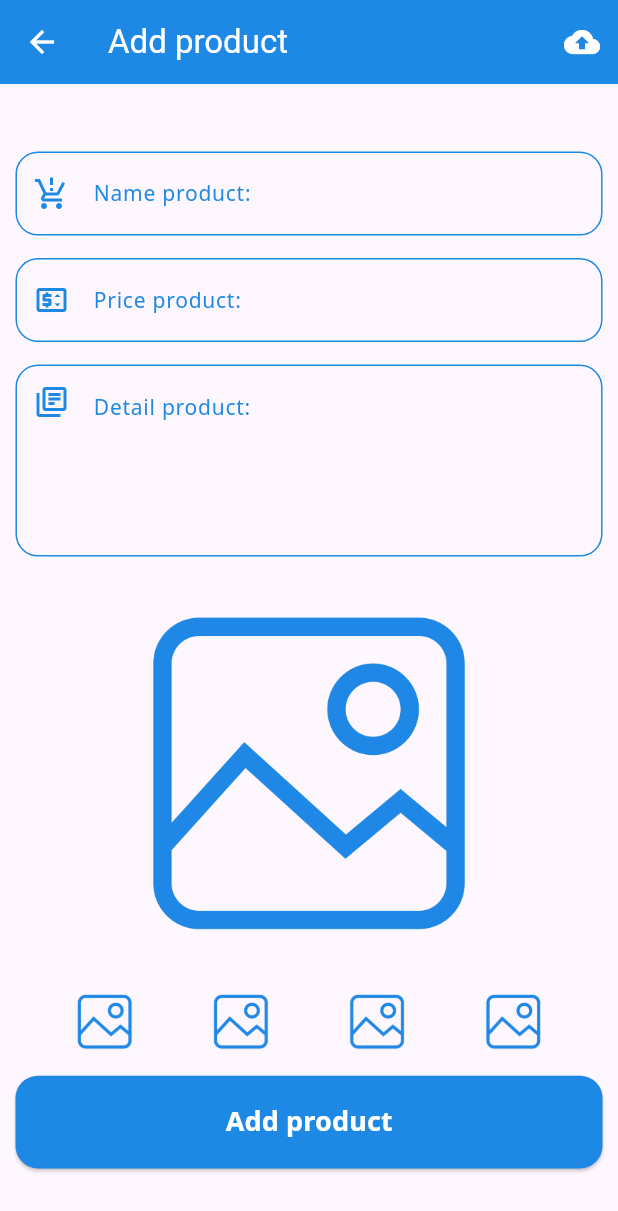
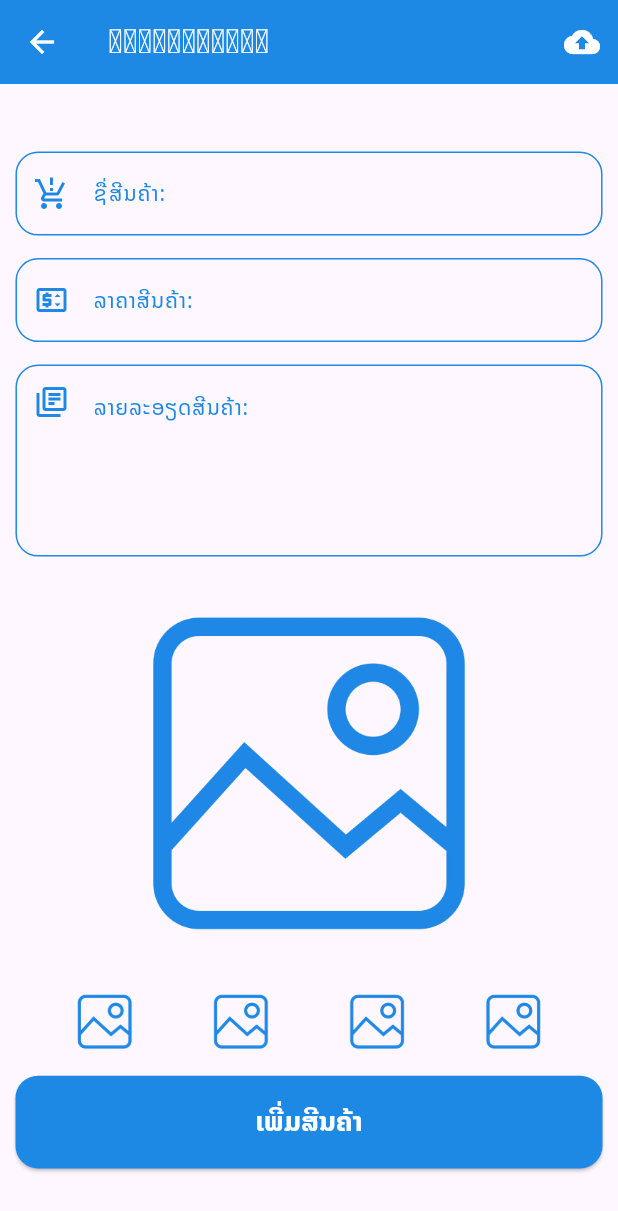
Before and after one commit to TonAndToon/Blogger, a Flutter app: the AddProduct screen opened by its route, on a phone screen of 412 x 824 dp. Shown: the top 1211 px of the screen. Run offline on Flutter 3.47's test engine with Material 3 defaults, Android fonts, the phone set to English and light mode, and no system bars; our stand-ins replace cached_network_image, dio, geolocator, google_maps_flutter, image_picker, shared_preferences; accounts and stored records are empty.

Commit message:
coding manage shop in seller product 20250708 0524 PM

```diff
--- a/lib/states/add_product.dart
+++ b/lib/states/add_product.dart
@@ -50,7 +50,7 @@ class _AddProductState extends State<AddProduct> {
           ),
         ],
         foregroundColor: MyContant.whColor,
-        title: Text('Add product'),
+        title: Text('ເພີ່ມສີນຄ້າ'),
       ),
       body: LayoutBuilder(
         builder: (context, constraints) => GestureDetector(
@@ -94,7 +94,7 @@ class _AddProductState extends State<AddProduct> {
                 processAddProduct();
               },
               child: Text(
-                'Add product',
+                'ເພີ່ມສີນຄ້າ',
                 style: MyContant().h2StyleWh(),
               ),
             ),
@@ -185,11 +185,11 @@ class _AddProductState extends State<AddProduct> {
         title: ListTile(
           leading: ShowImage(path: MyContant.img1),
           title: ShowTitle(
-            title: 'Source Image ${index + 1} ?',
+            title: 'ເລືອກຮູບທີ ${index + 1} ?',
             textStyle: MyContant().h2StyleP(),
           ),
           subtitle: ShowTitle(
-            title: 'Please Tab on Camara or Gallery',
+            title: 'ກະລຸນາເລືອກຮູບຈາກກ້ອງຖ່າຍ ແລະ ຟາຍເກັບຮູບ',
             textStyle: MyContant().h3StyleP(),
           ),
         ),
@@ -202,14 +202,14 @@ class _AddProductState extends State<AddProduct> {
                   Navigator.pop(context);
                   processImagePicker(ImageSource.camera, index);
                 },
-                child: Text('Camara'),
+                child: Text('ກ້ອງຖ່າຍ'),
               ),
               TextButton(
                 onPressed: () {
                   Navigator.pop(context);
                   processImagePicker(ImageSource.gallery, index);
                 },
-                child: Text('Gallery'),
+                child: Text('ຟາຍເກັບຮູບ'),
               ),
             ],
           ),
@@ -300,13 +300,13 @@ class _AddProductState extends State<AddProduct> {
         controller: nameController,
         validator: (value) {
           if (value!.isEmpty) {
-            return 'Please Fill name Blank';
+            return 'ກະລຸນາປ້ອນຊື່ສີນຄ້າ';
           } else {
             return null;
           }
         },
         decoration: InputDecoration(
-          labelText: 'Name product:',
+          labelText: 'ຊື່ສີນຄ້າ:',
           labelStyle: MyContant().h3StyleP(),
           prefixIcon: Icon(
             Icons.production_quantity_limits_sharp,
@@ -346,14 +346,14 @@ class _AddProductState extends State<AddProduct> {
         controller: priceController,
         validator: (value) {
           if (value!.isEmpty) {
-            return 'Please Fill price Blank';
+            return 'ກະລຸນາປ້ອນລາຄາສີນຄ້າ';
           } else {
             return null;
           }
         },
         keyboardType: TextInputType.number,
         decoration: InputDecoration(
-          labelText: 'Price product:',
+          labelText: 'ລາຄາສີນຄ້າ:',
           labelStyle: MyContant().h3StyleP(),
           prefixIcon: Icon(
             Icons.price_change_outlined,
@@ -393,14 +393,14 @@ class _AddProductState extends State<AddProduct> {
         controller: detailController,
         validator: (value) {
           if (value!.isEmpty) {
-            return 'Please Fill product Blank';
+            return 'ກະລຸນາປ້ອນລາຍລະອຽດສີນຄ້າ';
           } else {
             return null;
           }
         },
         maxLines: 4,
         decoration: InputDecoration(
-          hintText: 'Detail product:',
+          hintText: 'ລາຍລະອຽດສີນຄ້າ:',
           hintStyle: MyContant().h3StyleP(),
           prefixIcon: Padding(
             padding: const EdgeInsets.fromLTRB(0, 0, 0, 78),
--- a/lib/utility/my_contant.dart
+++ b/lib/utility/my_contant.dart
@@ -4,7 +4,7 @@ class MyContant {
   //General
   static String appName = 'LDB Blogger';
   static String version = ' 20250605.V1.0.1';
-  static String domain = 'https://eeb0-43-252-244-246.ngrok-free.app';
+  static String domain = 'https://4ebaa64158b4.ngrok-free.app';
 
   //Route
   static String rounteAuthen = '/authen';
```
Also changed, not shown: lib/bodys/show_manage_seller.dart (+106 -3 lines).
